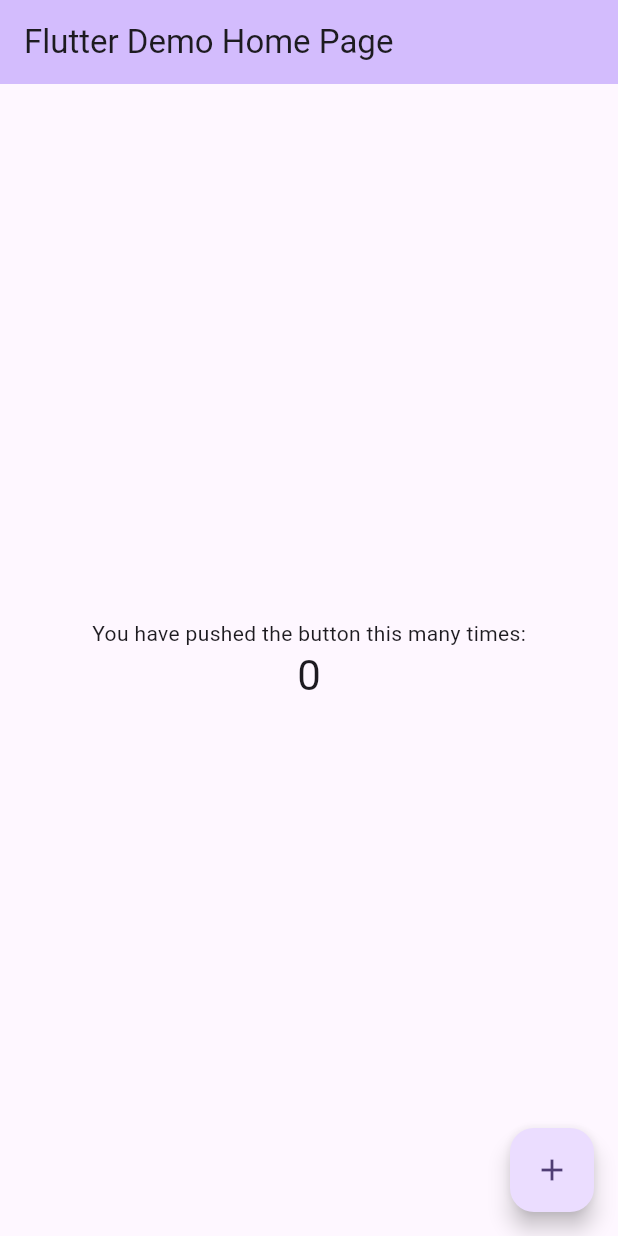
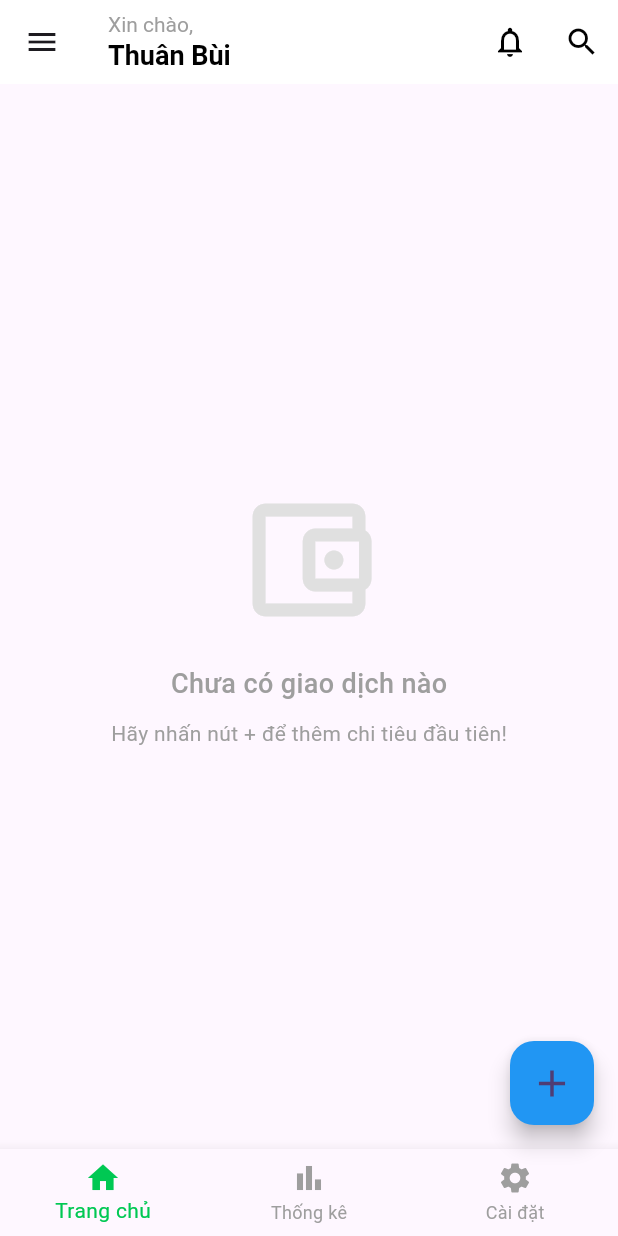
Before and after one commit to thuanbui123/ExpenseTrackerApp, a Flutter app: the screen it shows after launch, on a phone screen of 412 x 824 dp. Run offline on Flutter 3.47's test engine with Material 3 defaults, Android fonts, the phone set to English and light mode, and no system bars.

Commit message:
update UI

```diff
--- a/lib/main.dart
+++ b/lib/main.dart
@@ -11,6 +11,7 @@ class MyApp extends StatelessWidget {
   @override
   Widget build(BuildContext context) {
     return MaterialApp(
+      debugShowCheckedModeBanner: false,
       title: 'Flutter Demo',
       theme: ThemeData(
         // This is the theme of your application.
@@ -54,18 +55,13 @@ class MyHomePage extends StatefulWidget {
 }
 
 class _MyHomePageState extends State<MyHomePage> {
-  int _counter = 0;
+  int _selectedIndex = 0;
 
-  void _incrementCounter() {
-    setState(() {
-      // This call to setState tells the Flutter framework that something has
-      // changed in this State, which causes it to rerun the build method below
-      // so that the display can reflect the updated values. If we changed
-      // _counter without calling setState(), then the build method would not be
-      // called again, and so nothing would appear to happen.
-      _counter++;
-    });
-  }
+  static const List<Widget> _pages = [
+    Center(child: Text('Trang chủ')),
+    Center(child: Text('Thống kê')),
+    Center(child: Text("Cài đặt")),
+  ];
 
   @override
   Widget build(BuildContext context) {
@@ -77,45 +73,147 @@ class _MyHomePageState extends State<MyHomePage> {
     // than having to individually change instances of widgets.
     return Scaffold(
       appBar: AppBar(
-        // TRY THIS: Try changing the color here to a specific color (to
-        // Colors.amber, perhaps?) and trigger a hot reload to see the AppBar
-        // change color while the other colors stay the same.
-        backgroundColor: Theme.of(context).colorScheme.inversePrimary,
-        // Here we take the value from the MyHomePage object that was created by
-        // the App.build method, and use it to set our appbar title.
-        title: Text(widget.title),
+        backgroundColor: Colors.white,
+        elevation: 0,
+        // leading: Padding(
+        //   padding: const EdgeInsets.all(8.0),
+        //   child: CircleAvatar(
+        //     backgroundColor: Colors.purple[100],
+        //     backgroundImage: NetworkImage('https://wp-cms-media.s3.ap-east-1.amazonaws.com/lay_anh_dai_dien_facebook_dep_1_2967d609e0.jpg'),
+        //   ),
+        // ),
+        title: Column(
+          crossAxisAlignment: CrossAxisAlignment.start,
+          children: const [
+            Text('Xin chào,', style: TextStyle(color: Colors.grey, fontSize: 14)),
+            Text('Thuân Bùi', style: TextStyle(color: Colors.black, fontWeight: FontWeight.bold, fontSize: 18)),
+          ],
+        ),
+        actions: [
+          IconButton(
+            onPressed: () {},
+            icon: const Icon(Icons.notifications_none, color: Colors.black,)
+          ),
+          IconButton(
+            icon: const Icon(Icons.search, color: Colors.black),
+            onPressed: () {},
+          ),
+        ],
       ),
       body: Center(
-        // Center is a layout widget. It takes a single child and positions it
-        // in the middle of the parent.
         child: Column(
-          // Column is also a layout widget. It takes a list of children and
-          // arranges them vertically. By default, it sizes itself to fit its
-          // children horizontally, and tries to be as tall as its parent.
-          //
-          // Column has various properties to control how it sizes itself and
-          // how it positions its children. Here we use mainAxisAlignment to
-          // center the children vertically; the main axis here is the vertical
-          // axis because Columns are vertical (the cross axis would be
-          // horizontal).
-          //
-          // TRY THIS: Invoke "debug painting" (choose the "Toggle Debug Paint"
-          // action in the IDE, or press "p" in the console), to see the
-          // wireframe for each widget.
-          mainAxisAlignment: .center,
+          mainAxisAlignment: MainAxisAlignment.center,
           children: [
-            const Text('You have pushed the button this many times:'),
-            Text(
-              '$_counter',
-              style: Theme.of(context).textTheme.headlineMedium,
+            Icon(
+              Icons.account_balance_wallet_outlined,
+              size: 100,
+              color: Colors.grey[300],
             ),
+            const SizedBox(height: 20,),
+            const Text(
+              'Chưa có giao dịch nào',
+              style: TextStyle(
+                fontSize: 18,
+                color: Colors.grey,
+                fontWeight: FontWeight.w500
+              ),
+            ),
+            const SizedBox(height: 10,),
+            const Text(
+              'Hãy nhấn nút + để thêm chi tiêu đầu tiên!',
+              style: TextStyle(color: Colors.grey),
+            )
+          ],
+        ),
+      ),
+      bottomNavigationBar: BottomNavigationBar(
+        currentIndex: _selectedIndex,
+        onTap: (index) {
+          setState(() {
+            _selectedIndex = index;
+          });
+        },
+        selectedItemColor: Colors.greenAccent[700], // Màu khi được chọn
+        unselectedItemColor: Colors.grey,            // Màu khi không chọn
+        items: const [
+          BottomNavigationBarItem(
+            icon: Icon(Icons.home),
+            label: 'Trang chủ',
+          ),
+          BottomNavigationBarItem(
+            icon: Icon(Icons.bar_chart),
+            label: 'Thống kê',
+          ),
+          BottomNavigationBarItem(
+            icon: Icon(Icons.settings),
+            label: 'Cài đặt',
+          ),
+        ],
+      ),
+      drawer: Drawer(
+        child: ListView(
+          padding: EdgeInsets.zero,
+          children: [
+            Container(
+              height: 100,
+              child: DrawerHeader(
+                decoration: const BoxDecoration(
+                  color: Colors.greenAccent,
+                ),
+                child: Row(
+                  children: [
+                    const CircleAvatar(
+                      radius: 30,
+                      backgroundColor: Colors.white,
+                      backgroundImage: NetworkImage(
+                          'https://wp-cms-media.s3.ap-east-1.amazonaws.com/lay_anh_dai_dien_facebook_dep_1_2967d609e0.jpg'),
+                    ),
+                    const SizedBox(width: 15),
+                    Column(
+                      mainAxisAlignment: MainAxisAlignment.center,
+                      crossAxisAlignment: CrossAxisAlignment.start,
+                      children: const [
+                        Text(
+                          'Thuân Bùi',
+                          style: TextStyle(
+                            fontWeight: FontWeight.bold,
+                            fontSize: 18,
+                            color: Colors.white,
+                          ),
+                        ),
+                        Text(
+                          'thuan.bui@email.com',
+                          style: TextStyle(
+                            color: Colors.white70,
+                            fontSize: 14,
+                          ),
+                        ),
+                      ],
+                    ),
+                  ],
+                ),
+              ),
+            ),
+            ListTile(
+              leading: const Icon(Icons.home),
+              title: const Text('Trang chủ'),
+              onTap: () => Navigator.pop(context),
+            ),
+            ListTile(
+              leading: const Icon(Icons.history),
+              title: const Text('Lịch sử giao dịch'),
+              onTap: () => Navigator.pop(context),
+            )
           ],
         ),
       ),
       floatingActionButton: FloatingActionButton(
-        onPressed: _incrementCounter,
-        tooltip: 'Increment',
-        child: const Icon(Icons.add),
+        onPressed: () {
+          print("Mở màn hình thêm giao dịch");
+        },
+        tooltip: 'Thêm giao dịch',
+        backgroundColor: Colors.blue,
+        child: const Icon(Icons.add, size: 30,),
       ),
     );
   }
```
